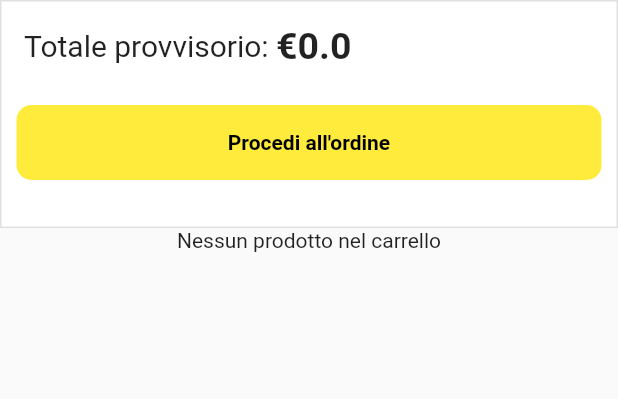
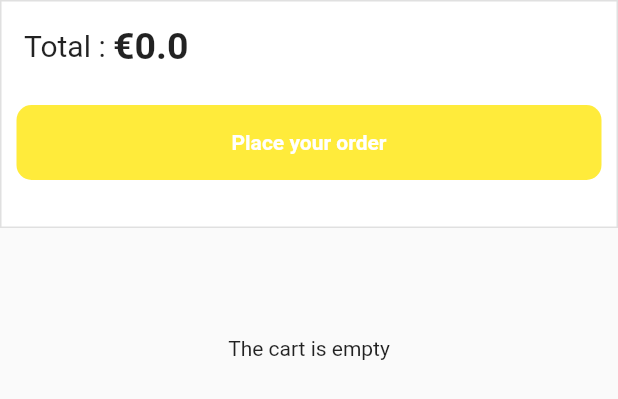
Before and after one commit to crislmt/frontend_movie_store, a Flutter app: the ShoppingCartPage widget shown alone on an empty page, opened directly, on a phone screen of 412 x 824 dp. Shown: the top 399 px of the screen. Run offline on Flutter 3.47's test engine with Material 2 defaults, Android fonts, the light colour scheme and no system bars; our stand-ins replace google_fonts; accounts and stored records are empty; network calls fail.

Commit message:
Everything works

```diff
--- a/lib/pages/ShoppingCartPage.dart
+++ b/lib/pages/ShoppingCartPage.dart
@@ -53,7 +53,7 @@ class ShoppingCartPageState extends State<ShoppingCartPage>{
                       alignment: Alignment.topLeft,
                       child: Row(
                         children: [
-                          Text("Totale provvisorio: ",style: TextStyle(fontSize: 20),),
+                          Text("Total : ",style: TextStyle(fontSize: 20),),
                           Text("€"+getTotalPrice().toString(),style: TextStyle(fontSize: 25, fontWeight: FontWeight.bold),),
                         ],
                       )
@@ -67,16 +67,16 @@ class ShoppingCartPageState extends State<ShoppingCartPage>{
                       width: double.infinity,
                       height: 50,
                       decoration: BoxDecoration(
-                          color: Colors.yellow,
+                          color: Theme.of(context).buttonColor,
                           borderRadius: BorderRadius.circular(10),
                           gradient: null,
                           backgroundBlendMode: null),
                       child: TextButton(
                         onPressed:(){onPressed:doPurchase();}, //TODO
                         child: Text(
-                          'Procedi all\'ordine',
+                          'Place your order',
                           style: TextStyle(
-                              color: Colors.black, fontWeight: FontWeight.bold),
+                              color: Theme.of(context).primaryColor, fontWeight: FontWeight.bold),
                         ),
                       ),
                     ),
@@ -92,7 +92,8 @@ class ShoppingCartPageState extends State<ShoppingCartPage>{
     if(movies==null || movies.length==0){
       return Container(
         child:  Center(
-          child: Text("Nessun prodotto nel carrello"),
+          child: Text("The cart is empty"),
+          heightFactor: 10,
         ),
       );
     }
```
Also changed, not shown: lib/main.dart (+9 -2 lines), lib/pages/Layout.dart (+6 -9 lines), lib/pages/LoginPage.dart (+5 -8 lines), lib/pages/SearchPage.dart (+31 -30 lines).
